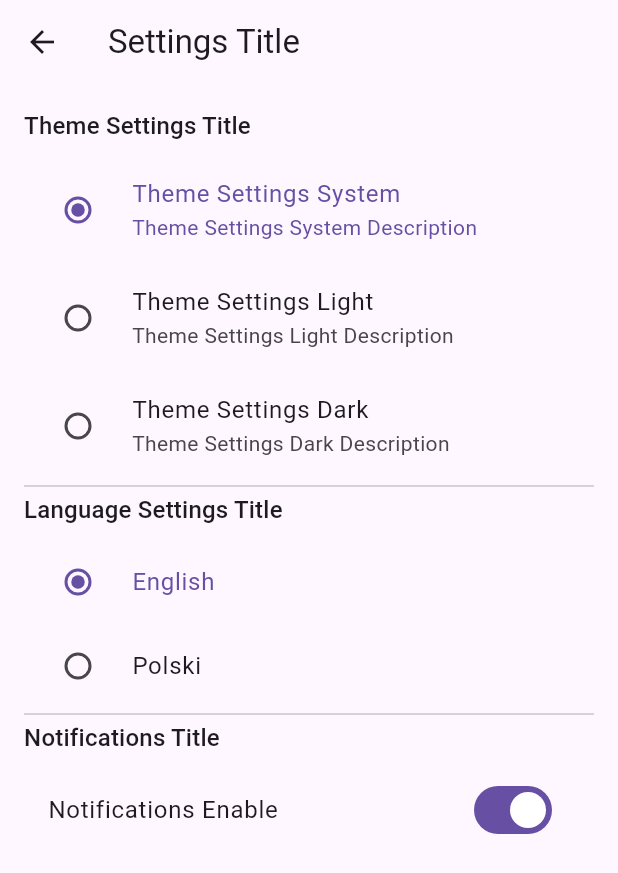
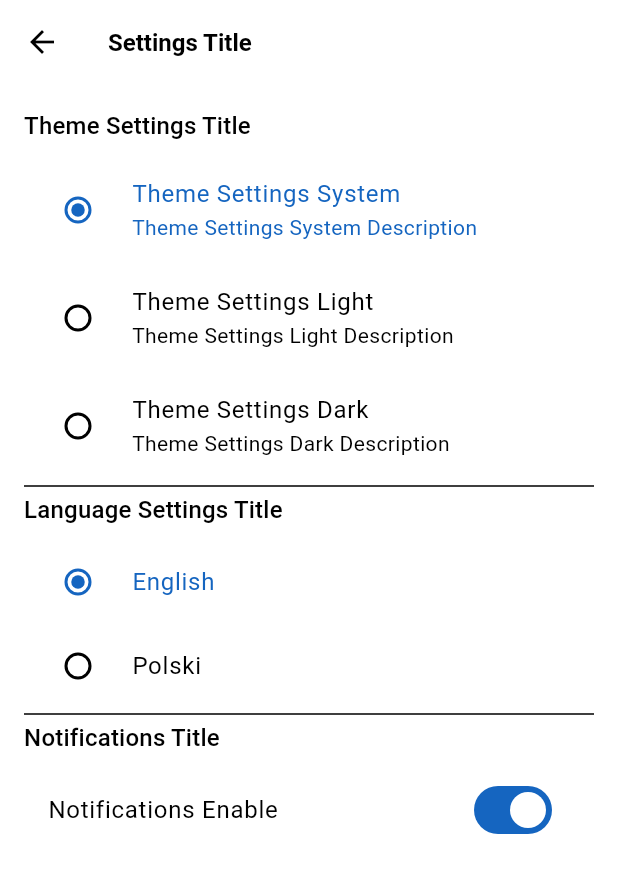
Before and after one commit to traqutor/flutter_getx_scaffold, a Flutter app: the screen it shows after launch, after a tap on the "settings" icon, on a phone screen of 412 x 824 dp. Shown: the top 873 px of the screen. Run offline on Flutter 3.47's test engine with Material 3 defaults, Android fonts, the phone set to English and light mode, and no system bars; our stand-ins replace flutter_svg, get, logger, shared_preferences.

Commit message:
Project components preparation

```diff
--- a/lib/app.dart
+++ b/lib/app.dart
@@ -1,11 +1,11 @@
 import 'package:flutter/material.dart';
-import 'package:flutter_getx_scaffold/core/dependency_injection.dart';
+import 'package:can_immo/core/dependency_injection.dart';
 import 'package:get/get.dart';
 import 'package:flutter_localizations/flutter_localizations.dart';
-
-import 'package:flutter_getx_scaffold/modules/settings/settings_controller.dart';
-import 'package:flutter_getx_scaffold/generated/i18n/app_localizations.dart';
-import 'package:flutter_getx_scaffold/routes/app_pages.dart';
+import 'package:can_immo/theme/app_theme.dart';
+import 'package:can_immo/features/settings/settings_controller.dart';
+import 'package:can_immo/generated/i18n/app_localizations.dart';
+import 'package:can_immo/routes/app_pages.dart';
 
 class MyApp extends StatelessWidget {
   const MyApp({super.key});
@@ -19,8 +19,8 @@ class MyApp extends StatelessWidget {
           debugShowCheckedModeBanner: false,
           themeMode: controller.themeMode.value,
           locale: _parseLocale(controller.language.value),
-          theme: ThemeData.light(),
-          darkTheme: ThemeData.dark(),
+          theme: AppTheme.light,
+          darkTheme: AppTheme.dark,
 
           fallbackLocale: const Locale('en', 'US'),
 
--- a/lib/core/dependency_injection.dart
+++ b/lib/core/dependency_injection.dart
@@ -3,8 +3,8 @@ import 'package:get/get.dart';
 import 'package:shared_preferences/shared_preferences.dart';
 
 // Import controllers
-import 'package:flutter_getx_scaffold/modules/home/home_controller.dart';
-import 'package:flutter_getx_scaffold/modules/settings/settings_controller.dart';
+import 'package:can_immo/features/home/home_controller.dart';
+import 'package:can_immo/features/settings/settings_controller.dart';
 
 /// Manages dependency injection throughout the app
 class DependencyInjection {
--- a/lib/modules/home/home_view.dart
+++ b/lib/features/home/home_view.dart
@@ -1,6 +1,6 @@
 import 'package:flutter/material.dart';
-import 'package:flutter_getx_scaffold/generated/i18n/app_localizations.dart';
-import 'package:flutter_getx_scaffold/routes/app_pages.dart';
+import 'package:can_immo/generated/i18n/app_localizations.dart';
+import 'package:can_immo/routes/app_pages.dart';
 import 'package:get/get.dart';
 import 'home_controller.dart';
 
--- a/lib/modules/settings/settings_controller.dart
+++ b/lib/features/settings/settings_controller.dart
@@ -1,5 +1,5 @@
 import 'package:flutter/material.dart';
-import 'package:flutter_getx_scaffold/core/dependency_injection.dart';
+import 'package:can_immo/core/dependency_injection.dart';
 import 'package:get/get.dart';
 import 'package:shared_preferences/shared_preferences.dart';
 
--- a/lib/modules/settings/settings_view.dart
+++ b/lib/features/settings/settings_view.dart
@@ -1,7 +1,7 @@
 import 'package:flutter/material.dart';
 import 'package:get/get.dart';
-import 'package:flutter_getx_scaffold/modules/settings/settings_controller.dart';
-import 'package:flutter_getx_scaffold/generated/i18n/app_localizations.dart';
+import 'package:can_immo/features/settings/settings_controller.dart';
+import 'package:can_immo/generated/i18n/app_localizations.dart';
 
 /// Settings view that provides UI for modifying app settings
 /// Converted to use GetX architecture while maintaining compatibility
--- a/lib/main.dart
+++ b/lib/main.dart
@@ -1,9 +1,13 @@
 import 'package:flutter/material.dart';
-import 'package:flutter_getx_scaffold/app.dart'; // Your main App widget
-import 'package:flutter_getx_scaffold/core/dependency_injection.dart';
+import 'package:can_immo/app.dart'; // Your main App widget
+import 'package:can_immo/core/dependency_injection.dart';
 
 void main() async {
   WidgetsFlutterBinding.ensureInitialized();
-  await DependencyInjection.init(); // Initialize controllers and services
-  runApp(const MyApp()); // No reactive wrapper needed here
+
+  /// Initialize controllers and services
+  await DependencyInjection.init();
+
+  /// No reactive wrapper needed here
+  runApp(const MyApp());
 }
--- a/lib/theme/app_theme.dart
+++ b/lib/theme/app_theme.dart
@@ -52,7 +52,7 @@ class AppTheme {
   static final ThemeData dark = ThemeData(
     brightness: Brightness.dark,
     primaryColor: _darkPrimaryColor,
-    scaffoldBackgroundColor: const Color(0xFF121212),
+    scaffoldBackgroundColor: const Color.fromARGB(255, 0, 3, 52),
     appBarTheme: AppBarTheme(
       elevation: 0,
       backgroundColor: _darkPrimaryColor,
--- a/pubspec.yaml
+++ b/pubspec.yaml
@@ -1,5 +1,5 @@
-name: flutter_getx_scaffold
-description: "A new Flutter project."
+name: can_immo
+description: "SEO Immobilizer"
 
 publish_to: "none"
 
@@ -18,7 +18,7 @@ dependencies:
   flutter_svg: ^2.0.17
   cupertino_icons: ^1.0.8
 
-  # State management, dependencty injection, reactivity
+  # State management, dependency injection, reactivity
   get: ^4.7.2
 
   # Utilities
```
Also changed, not shown: lib/routes/app_pages.dart (+4 -4 lines), lib/widgets/wave_circle.dart (added, +52 -0 lines), lib/widgets/wave_emitter.dart (added, +53 -0 lines), lib/features/home/home_binding.dart (renamed from lib/modules/home/home_binding.dart), lib/features/home/home_controller.dart (renamed from lib/modules/home/home_controller.dart), lib/features/not_found/not_found_view.dart (renamed from lib/modules/not_found/not_found_view.dart), lib/features/settings/settings_binding.dart (renamed from lib/modules/settings/settings_binding.dart), lib/theme/colors.dart (renamed from lib/modules/settings/colors.dart), lib/widgets/seo_icon.dart (renamed from lib/modules/settings/seo_icon.dart), 1 other file.
